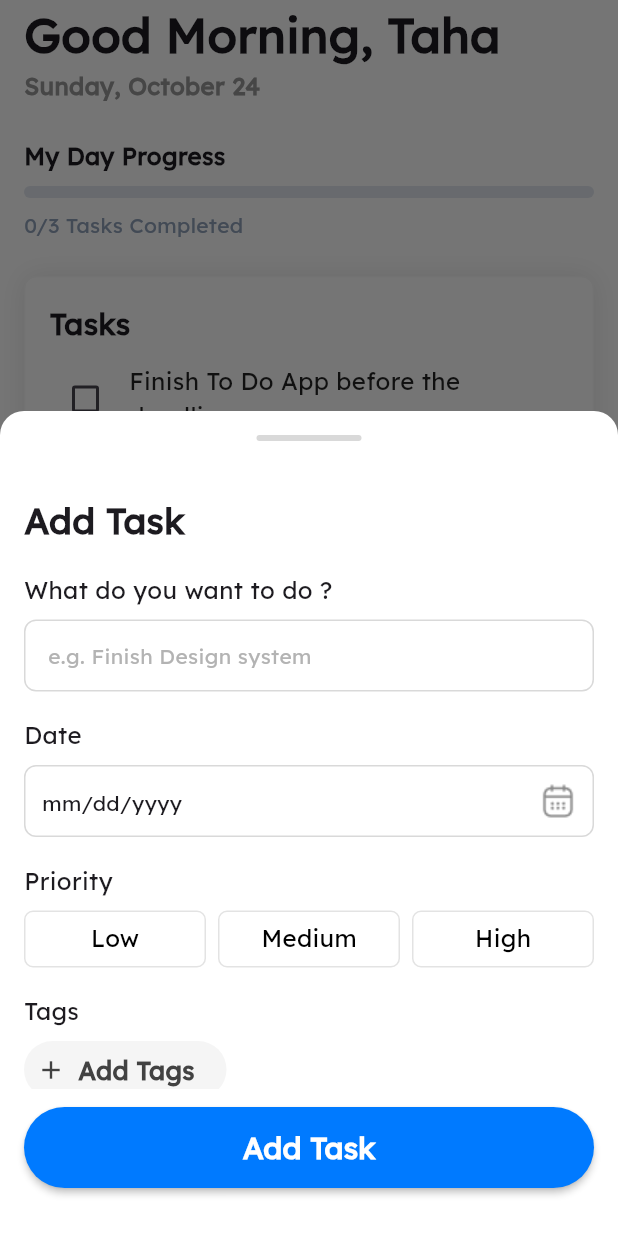
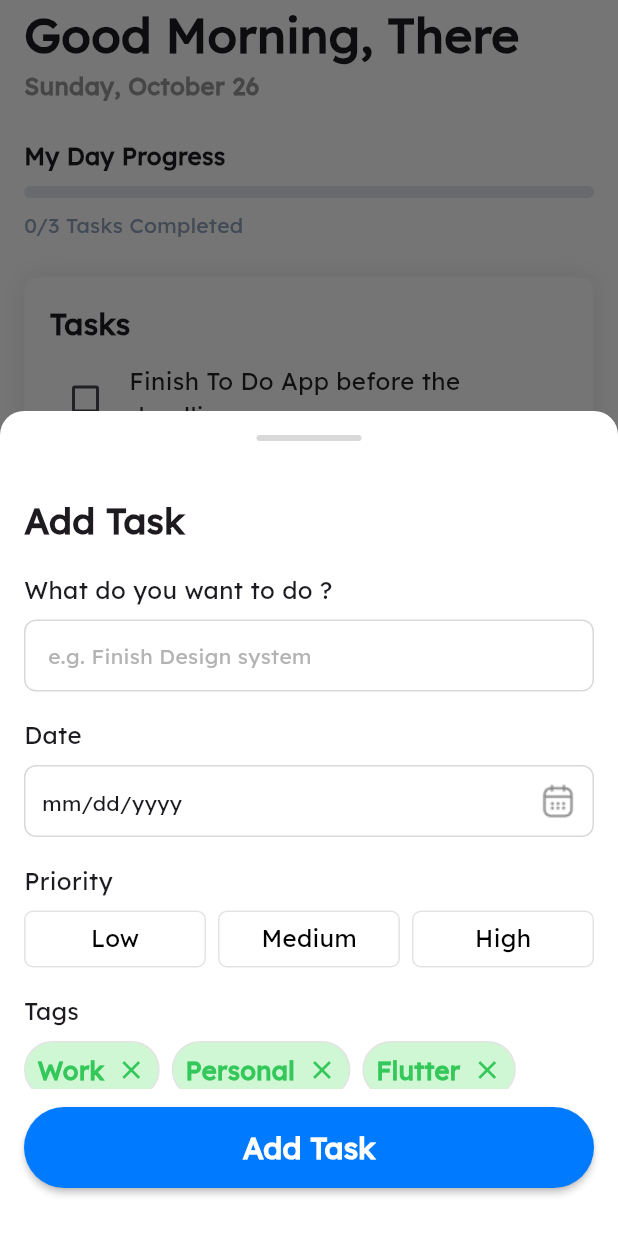
Before and after one commit to Tahtawy1/toDoApp, a Flutter app: the HomePage screen opened directly, after a tap on the "add" icon, on a phone screen of 412 x 824 dp. Run offline on Flutter 3.47's test engine with Material 3 defaults, Android fonts, the phone set to English and light mode, and no system bars; drawn by our look-alikes of date_field.

Commit message:
Finish The APP

```diff
--- /dev/null
+++ b/lib/models/task.dart
@@ -0,0 +1,16 @@
+class Task {
+  String taskTitle;
+  DateTime? taskDate;
+  String priority;
+  List<String> tags;
+  bool isComplete;
+  Task({
+    required this.taskTitle,
+    required this.taskDate,
+    required this.priority,
+    required this.tags,
+    this.isComplete = false,
+  });
+}
+
+List<Task> completedTasks = [];
--- a/lib/views/all_tasks_list.dart
+++ b/lib/views/all_tasks_list.dart
@@ -1,11 +1,16 @@
 import 'package:flutter/material.dart';
 import 'package:to_do_list_app/views/home_page.dart';
-import 'package:to_do_list_app/widgets/task.dart';
+import 'package:to_do_list_app/models/task.dart';
 
 // ignore: must_be_immutable
 class AllTasksList extends StatefulWidget {
-  AllTasksList({super.key, required this.completeTaskCounter});
+  AllTasksList({
+    super.key,
+    required this.completeTaskCounter,
+    required this.tasks,
+  });
   int completeTaskCounter;
+  List<Task> tasks;
   @override
   State<AllTasksList> createState() => _AllTasksListState();
 }
@@ -22,13 +27,13 @@ class _AllTasksListState extends State<AllTasksList> {
             Column(
               children: [
                 Text(
-                  'Good Morning, Taha',
+                  'Good Morning, There',
                   style: TextStyle(fontSize: 32, fontWeight: FontWeight.w600),
                 ),
               ],
             ),
             Text(
-              'Sunday, October 24',
+              'Sunday, October 26',
               style: TextStyle(
                 fontSize: 16,
                 fontWeight: FontWeight.w600,
@@ -42,7 +47,7 @@ class _AllTasksListState extends State<AllTasksList> {
             ),
             SizedBox(height: 8),
             LinearProgressIndicator(
-              value: widget.completeTaskCounter / tasks.length,
+              value: completedTasksCounter / widget.tasks.length,
               borderRadius: BorderRadius.circular(6),
               backgroundColor: Color(0xffE2E8F0),
               color: Color(0xff2B7FFF),
@@ -50,7 +55,7 @@ class _AllTasksListState extends State<AllTasksList> {
             ),
             SizedBox(height: 8),
             Text(
-              '${widget.completeTaskCounter}/${tasks.length} Tasks Completed',
+              '$completedTasksCounter/${widget.tasks.length} Tasks Completed',
               style: TextStyle(color: Color(0xff90A1B9)),
             ),
             SizedBox(height: 24),
@@ -83,22 +88,25 @@ class _AllTasksListState extends State<AllTasksList> {
                     SizedBox(height: 12),
                     Expanded(
                       child: ListView.builder(
-                        itemCount: tasks.length,
+                        itemCount: widget.tasks.length,
                         itemBuilder: (context, i) {
                           return Row(
                             children: [
                               Checkbox(
                                 activeColor: Color(0xff007AFF),
-                                value: tasks[i].isComplete,
+                                value: widget.tasks[i].isComplete,
                                 onChanged: (val) {
                                   setState(() {
-                                    tasks[i].isComplete = !tasks[i].isComplete;
-                                    if (tasks[i].isComplete) {
-                                      widget.completeTaskCounter++;
-                                      taha = widget.completeTaskCounter;
+                                    widget.tasks[i].isComplete =
+                                        !widget.tasks[i].isComplete;
+                                    if (widget.tasks[i].isComplete) {
+                                      completedTasksCounter++;
+                                      completedTasksCounter =
+                                          completedTasksCounter;
                                     } else {
-                                      widget.completeTaskCounter--;
-                                      taha = widget.completeTaskCounter;
+                                      completedTasksCounter--;
+                                      completedTasksCounter =
+                                          completedTasksCounter;
                                     }
                                   });
                                 },
@@ -106,9 +114,9 @@ class _AllTasksListState extends State<AllTasksList> {
                               SizedBox(width: 5),
                               Expanded(
                                 child: Text(
-                                  tasks[i].taskTitle,
+                                  widget.tasks[i].taskTitle,
                                   style: TextStyle(
-                                    decoration: tasks[i].isComplete
+                                    decoration: widget.tasks[i].isComplete
                                         ? TextDecoration.lineThrough
                                         : TextDecoration.none,
                                     fontSize: 16,
--- a/lib/views/home_page.dart
+++ b/lib/views/home_page.dart
@@ -1,9 +1,10 @@
 import 'package:flutter/material.dart';
 import 'package:to_do_list_app/views/all_tasks_list.dart';
 import 'package:to_do_list_app/views/completed_tasks_list.dart';
+import 'package:to_do_list_app/models/task.dart';
 import '../widgets/add_task_bottom_sheet.dart';
 
-int taha = 0;
+int completedTasksCounter = 0; //? The counter of Completed Tasks
 
 class HomePage extends StatefulWidget {
   const HomePage({super.key});
@@ -13,41 +14,66 @@ class HomePage extends StatefulWidget {
 }
 
 class _HomePageState extends State<HomePage> {
-  int _currentIndex = 0;
-  final List<Widget> pages = [
-    AllTasksList(completeTaskCounter: 0),
-    CompletedTasksList(completeTaskCounter: 0),
+  //* list of class Task
+  List<Task> tasks = [
+    Task(
+      taskTitle: 'Finish To Do App before the deadline',
+      taskDate: DateTime(2025, 10, 25),
+      priority: 'high',
+      tags: ['Flutter', 'Dev Arena'],
+    ),
+    Task(
+      taskTitle: 'Finish DBMS 4 lectures',
+      taskDate: DateTime(2025, 11, 6),
+      priority: 'Low',
+      tags: ['FCI'],
+    ),
+    Task(
+      taskTitle: 'Study Flutter & Dart for the Competition',
+      taskDate: DateTime(2025, 10, 25),
+      priority: 'Medium',
+      tags: ['Flutter', 'Dev Arena'],
+    ),
   ];
 
+  int _currentIndex = 0; //? this is the index in bottom navigation bar
+  int count = 0;
   @override
   Widget build(BuildContext context) {
     return Scaffold(
-      //* show bottom sheet
-      floatingActionButton: _currentIndex == 0
-          ? GestureDetector(
-              onTap: () => showModalBottomSheet(
-                isScrollControlled: true,
-                context: context,
-                builder: (context) {
-                  return AddTaskBottomSheet();
-                },
-              ),
-              child: Container(
-                decoration: BoxDecoration(
-                  borderRadius: BorderRadius.circular(20),
-                  color: Color(0xff007AFF),
-                ),
-                height: 70,
-                width: 70,
-                child: Icon(Icons.add, color: Colors.white),
-              ),
+      floatingActionButton:
+          _currentIndex ==
+              0 //* only show in AllTasksView
+          //* Floating Action Button
+          ? FloatingActionButton(
+              backgroundColor: Color(0xff2B7FFF),
+              onPressed: () {
+                showModalBottomSheet(
+                  context: context,
+                  isScrollControlled: true,
+                  builder: (context) => AddTaskBottomSheet(
+                    //? This is Custom Bottom sheet
+                    //* This is the function to setState in main page not in bottom sheet
+                    onTaskAdded: (task) {
+                      setState(() {
+                        tasks.add(task);
+                      });
+                    },
+                  ),
+                );
+              },
+              child: const Icon(Icons.add, color: Colors.white),
             )
           : null,
-      body: pages[_currentIndex],
+
+      body: _currentIndex == 0
+          ? AllTasksList(tasks: tasks, completeTaskCounter: count)
+          : CompletedTasksList(tasks: tasks, completeTaskCounter: count),
       bottomNavigationBar: Theme(
         data: ThemeData(
-          splashColor: Colors.transparent,
-          highlightColor: Colors.transparent,
+          splashColor: Colors.transparent, //* Remove splash color
+          highlightColor:
+              Colors.transparent, //* Remove HighLight when we click on buttons
         ),
         child: BottomNavigationBar(
           currentIndex: _currentIndex,
@@ -67,6 +93,7 @@ class _HomePageState extends State<HomePage> {
             BottomNavigationBarItem(
               label: 'Home',
               icon: ImageIcon(AssetImage('assets/images/homeIcon.png')),
+              //* ImageIcon allow us to change the image color
             ),
             BottomNavigationBarItem(
               label: 'Completed',
--- a/lib/widgets/add_task_bottom_sheet.dart
+++ b/lib/widgets/add_task_bottom_sheet.dart
@@ -1,18 +1,16 @@
 import 'package:flutter/material.dart';
 import 'package:to_do_list_app/widgets/priority_section.dart';
 import 'package:to_do_list_app/widgets/tags_section.dart';
-import 'package:to_do_list_app/widgets/task.dart';
+import 'package:to_do_list_app/models/task.dart';
 import 'package:to_do_list_app/widgets/task_date_form_field.dart';
 import 'package:to_do_list_app/widgets/task_form_field.dart';
 
-class AddTaskBottomSheet extends StatefulWidget {
-  const AddTaskBottomSheet({super.key});
+// ignore: must_be_immutable
+class AddTaskBottomSheet extends StatelessWidget {
+  final Function(Task) onTaskAdded; //* the fun :)
 
-  @override
-  State<AddTaskBottomSheet> createState() => _AddTaskBottomSheetState();
-}
+  AddTaskBottomSheet({super.key, required this.onTaskAdded});
 
-class _AddTaskBottomSheetState extends State<AddTaskBottomSheet> {
   final GlobalKey<FormState> formKey = GlobalKey();
 
   final TextEditingController taskController = TextEditingController();
@@ -23,7 +21,7 @@ class _AddTaskBottomSheetState extends State<AddTaskBottomSheet> {
 
   List<bool> isActive = [false, false, false];
 
-  List<String> tags = [];
+  List<String> tags = ['Work', 'Personal', 'Flutter'];
 
   @override
   Widget build(BuildContext context) {
@@ -62,7 +60,6 @@ class _AddTaskBottomSheetState extends State<AddTaskBottomSheet> {
               child: ListView(
                 children: [
                   SizedBox(height: 10),
-
                   Text(
                     'What do you want to do ?',
                     style: TextStyle(fontSize: 16),
@@ -107,25 +104,37 @@ class _AddTaskBottomSheetState extends State<AddTaskBottomSheet> {
                 ),
               ),
               onPressed: () {
-                if (formKey.currentState!.validate() &&
-                    dateFormKey.currentState!.validate() &&
+                if (formKey.currentState!
+                        .validate() && //* validate the task text formField
+                    dateFormKey.currentState!
+                        .validate() && //* validate the task date formField
                     isActive.contains(true)) {
+                  //* validate the task priority
                   String priority = isActive[0]
                       ? 'Low'
                       : isActive[1]
                       ? 'Medium'
                       : 'High';
 
-                  Task taskAdded = Task(
+                  final task = Task(
                     taskTitle: taskController.text,
                     taskDate: taskCreatedDate,
                     priority: priority,
                     tags: tags,
                   );
 
-                  setState(() {});
-                  Navigator.pop(context, taskAdded);
-                } else {}
+                  onTaskAdded(
+                    task,
+                  ); // * This is the fun to add task in homepage to setState
+                  final newTask = Task(
+                    taskTitle: taskController.text,
+                    taskDate: taskCreatedDate,
+                    priority: priority,
+                    tags: tags,
+                  );
+                  Navigator.pop(context, newTask);
+                  //* Here i pass the new task in POP to add in homepage
+                }
               },
             ),
             SizedBox(height: 16),
--- a/lib/widgets/task.dart
+++ /dev/null
@@ -1,37 +0,0 @@
-class Task {
-  String taskTitle;
-  DateTime? taskDate;
-  String priority;
-  List<String> tags;
-  bool isComplete;
-  Task({
-    required this.taskTitle,
-    required this.taskDate,
-    required this.priority,
-    required this.tags,
-    this.isComplete = false,
-  });
-}
-
-List<Task> tasks = [
-  Task(
-    taskTitle: 'Finish To Do App before the deadline',
-    taskDate: DateTime(2025, 10, 25),
-    priority: 'high',
-    tags: ['Flutter', 'Dev Arena'],
-  ),
-  Task(
-    taskTitle: 'Finish DBMS 4 lectures',
-    taskDate: DateTime(2025, 11, 6),
-    priority: 'Low',
-    tags: ['FCI'],
-  ),
-  Task(
-    taskTitle: 'Study Flutter & Dart for the Competition',
-    taskDate: DateTime(2025, 10, 25),
-    priority: 'Medium',
-    tags: ['Flutter', 'Dev Arena'],
-  ),
-];
-
-List<Task> completedTasks = [];
```
Also changed, not shown: lib/views/completed_tasks_list.dart (+14 -20 lines).
